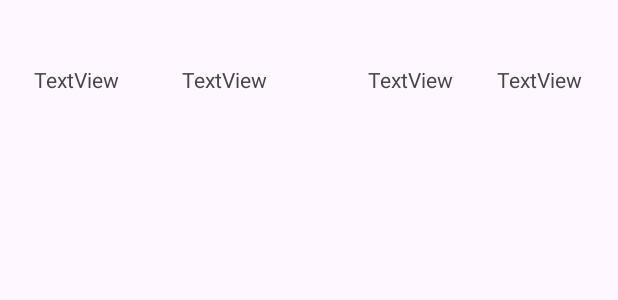
After one commit to nchaney29/d424, an Android app: the layout report_audiobook_item.xml on its own in the app's theme, with its tools: preview values and no code run, on a phone screen of 412 x 824 dp. The commit adds this screen. Shown: the top 300 px of the screen. Run offline under Robolectric (Android 15) with nearby library versions, the phone set to English and light mode, and no system bars.

Commit message:
Implements reporting function

```diff
--- a/app/src/main/java/com/example/d424booktracker/dao/UserDAO.java
+++ b/app/src/main/java/com/example/d424booktracker/dao/UserDAO.java
@@ -7,6 +7,7 @@ import androidx.room.Query;
 import com.example.d424booktracker.entities.Audiobook;
 import com.example.d424booktracker.entities.Book;
 import com.example.d424booktracker.entities.CombineSearch;
+import com.example.d424booktracker.entities.ReportItem;
 import com.example.d424booktracker.entities.User;
 
 import java.sql.SQLException;
@@ -41,4 +42,8 @@ public interface UserDAO {
 
     @Query("SELECT * FROM audiobooks WHERE bookName = :title AND bookID = :bookID AND userId = :currentUserId")
     Audiobook audiobookLookup(String title, int bookID, int currentUserId);
+
+    //for report generation
+    @Query("SELECT bookName AS title, author AS author, startDate AS startDate, endDate AS endDate FROM books WHERE userId = :currentUserId " + "UNION " + "SELECT bookName AS title, author AS author, startDate AS startDate, endDate AS endDate FROM audiobooks WHERE userId = :currentUserId")
+    List<ReportItem> reportGenerate(int currentUserId);
 }
--- /dev/null
+++ b/app/src/main/res/layout/report_audiobook_item.xml
@@ -0,0 +1,48 @@
+<?xml version="1.0" encoding="utf-8"?>
+<androidx.constraintlayout.widget.ConstraintLayout xmlns:android="http://schemas.android.com/apk/res/android"
+    android:layout_width="match_parent"
+    android:layout_height="match_parent"
+    xmlns:app="http://schemas.android.com/apk/res-auto">
+
+    <TextView
+        android:id="@+id/audiobook_title"
+        android:layout_width="wrap_content"
+        android:layout_height="wrap_content"
+        android:layout_marginTop="43dp"
+        android:layout_marginEnd="19dp"
+        android:text="TextView"
+        app:layout_constraintEnd_toStartOf="@+id/audiobook_author"
+        app:layout_constraintStart_toStartOf="parent"
+        app:layout_constraintTop_toTopOf="parent" />
+
+    <TextView
+        android:id="@+id/audiobook_author"
+        android:layout_width="wrap_content"
+        android:layout_height="wrap_content"
+        android:layout_marginTop="43dp"
+        android:layout_marginEnd="67dp"
+        android:text="TextView"
+        app:layout_constraintEnd_toStartOf="@+id/audiobook_start_date"
+        app:layout_constraintTop_toTopOf="parent" />
+
+    <TextView
+        android:id="@+id/audiobook_start_date"
+        android:layout_width="wrap_content"
+        android:layout_height="wrap_content"
+        android:layout_marginTop="43dp"
+        android:layout_marginEnd="29dp"
+        android:text="TextView"
+        app:layout_constraintEnd_toStartOf="@+id/audiobook_end_date"
+        app:layout_constraintTop_toTopOf="parent" />
+
+    <TextView
+        android:id="@+id/audiobook_end_date"
+        android:layout_width="wrap_content"
+        android:layout_height="wrap_content"
+        android:layout_marginTop="43dp"
+        android:layout_marginEnd="24dp"
+        android:text="TextView"
+        app:layout_constraintEnd_toEndOf="parent"
+        app:layout_constraintTop_toTopOf="parent" />
+
+</androidx.constraintlayout.widget.ConstraintLayout>
--- a/app/src/main/res/menu/menu_book_list.xml
+++ b/app/src/main/res/menu/menu_book_list.xml
@@ -7,4 +7,7 @@
         android:id="@+id/sample"/>
     <item android:title="Item"
         android:id="@+id/item"/>-->
+<item android:title="Generate Report"
+    android:id="@+id/report"/>
+
 </menu>
```
Also changed, not shown: app/src/main/AndroidManifest.xml (+6 -6 lines), app/src/main/java/com/example/d424booktracker/UI/BookList.java (+7 -1 lines), app/src/main/java/com/example/d424booktracker/UI/ReportAdapter.java (added, +84 -0 lines), app/src/main/java/com/example/d424booktracker/UI/ReportPage.java (added, +58 -0 lines), app/src/main/java/com/example/d424booktracker/database/Repository.java (+16 -0 lines), app/src/main/java/com/example/d424booktracker/entities/ReportItem.java (added, +47 -0 lines), app/src/main/res/layout/activity_generate_report.xml (added, +18 -0 lines), app/src/main/res/layout/report_book_item.xml (added, +46 -0 lines).
